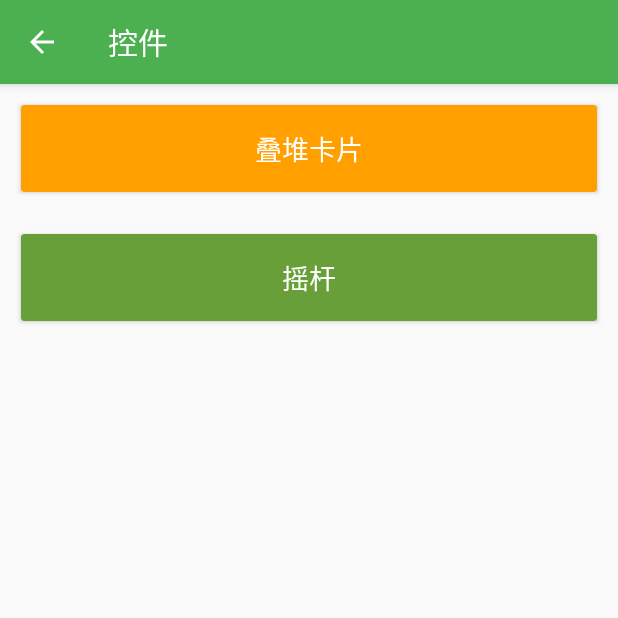
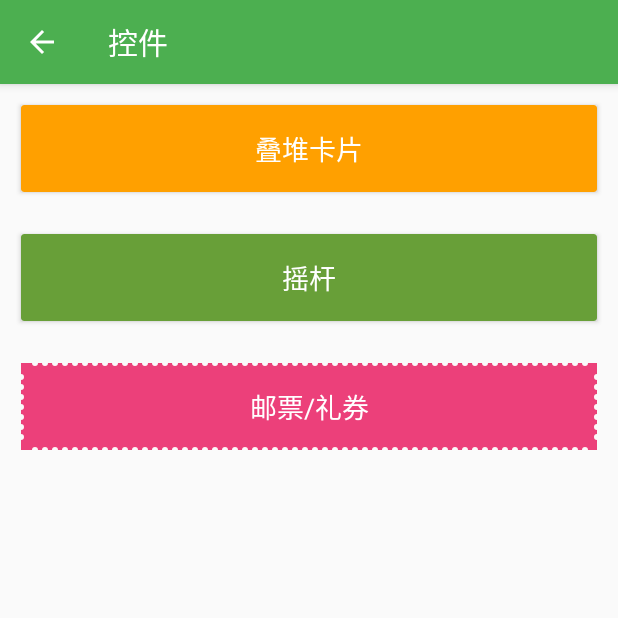
Before and after one commit to zkywalker/zky, an Android app: the MainActivity screen opened directly, with no data from a screen before it, after a tap on "控件", on a phone screen of 412 x 824 dp, the top half of it. Run offline under Robolectric (Android 15) with nearby library versions, the phone set to English and light mode, and no system bars; our stand-ins replace ButterKnife; 1 other tap on this screen came first.

Commit message:
stamp view归档

```diff
--- a/app/src/main/java/org/zky/zky/widget/StampView.java
+++ b/app/src/main/java/org/zky/zky/widget/StampView.java
@@ -2,7 +2,6 @@ package org.zky.zky.widget;
 
 import android.content.Context;
 import android.graphics.Canvas;
-import android.graphics.Color;
 import android.graphics.Paint;
 import android.graphics.Path;
 import android.support.annotation.AttrRes;
@@ -11,9 +10,9 @@ import android.support.annotation.Nullable;
 import android.util.AttributeSet;
 import android.util.Log;
 import android.util.TypedValue;
-import android.view.View;
 import android.widget.FrameLayout;
-import android.widget.RelativeLayout;
+
+import org.zky.zky.R;
 
 /**
  * 邮票视图
@@ -26,19 +25,15 @@ public class StampView extends FrameLayout{
 
     private Paint mPaint;
 
-    private int defaultWidth = 300;
-
-    private int defaultHeight = 120;
-
     private int mWidth;
 
     private int mHeight;
 
     //半圆间隔
-    private int space = 20;
+    private int space = 3;
 
     //半圆半径
-    private int radius = 16;
+    private int radius = 2;
 
     private int circleNumH ;
 
@@ -70,38 +65,10 @@ public class StampView extends FrameLayout{
         mPaint = new Paint(Paint.ANTI_ALIAS_FLAG);
 //        mPaint.setAlpha(0);
         mPaint.setStyle(Paint.Style.FILL);
-        mPaint.setColor(Color.GREEN);
+        mPaint.setColor(getResources().getColor(R.color.three));
 //        mPaint.setStrokeWidth(4);
-
-    }
-
-//    @Override
-//    protected void onMeasure(int widthMeasureSpec, int heightMeasureSpec) {
-//        mWidth = MeasureWidth(widthMeasureSpec);
-//        mHeight = MeasureHeight(heightMeasureSpec);
-//        setMeasuredDimension(mWidth,mHeight);
-//    }
-
-    private int MeasureWidth(int measureSpec) {
-        int mode = MeasureSpec.getMode(measureSpec);
-        int width = MeasureSpec.getSize(measureSpec);
-        if (mode == MeasureSpec.EXACTLY){
-            return width;
-        }else if (mode == MeasureSpec.AT_MOST){
-            return Math.min(width, dp2px(mContext, defaultWidth));
-        }
-        return defaultWidth;
-    }
-
-    private int MeasureHeight(int measureSpec) {
-        int mode = MeasureSpec.getMode(measureSpec);
-        int height = MeasureSpec.getSize(measureSpec);
-        if (mode == MeasureSpec.EXACTLY){
-            return height;
-        }else if (mode == MeasureSpec.AT_MOST){
-            return Math.min(height, dp2px(mContext, defaultHeight));
-        }
-        return defaultHeight;
+        radius = dp2px(context,radius);
+        space = dp2px(context,space);
     }
 
     @Override
@@ -172,7 +139,7 @@ public class StampView extends FrameLayout{
         for (int i = 0;i<circleNumH;i++){
             float startY = space+radius+remainH/2+(space+radius*2)*i;
             path.lineTo(0,startY);
-            path.arcTo(0-radius,startY,0+radius,startY+2*radius,90,-180,true);
+            path.arcTo(0-radius,startY,radius,startY+2*radius,90,-180,true);
             path.moveTo(0,startY+2*radius);
             if (i==circleNumH-1){
                 path.lineTo(0,mHeight);
--- a/app/src/main/res/layout/activity_widget.xml
+++ b/app/src/main/res/layout/activity_widget.xml
@@ -57,6 +57,21 @@
                 android:textSize="18sp" />
         </android.support.v7.widget.CardView>
 
+        <org.zky.zky.widget.StampView
+            style="@style/CardViewMain"
+            android:background="@android:color/transparent"
+            >
+
+            <TextView
+                android:layout_width="match_parent"
+                android:layout_height="wrap_content"
+                android:gravity="center"
+                android:padding="15dp"
+                android:text="@string/stamp"
+                android:textColor="@color/text"
+                android:textSize="18sp" />
+        </org.zky.zky.widget.StampView>
+
     </LinearLayout>
 
 
--- a/app/src/main/res/layout/content_main.xml
+++ b/app/src/main/res/layout/content_main.xml
@@ -20,6 +20,7 @@
         android:layout_height="100dp"
         android:outlineProvider="bounds"
         android:background="@android:color/transparent"
+        android:elevation="5dp"
         >
         <ImageView
             android:layout_width="match_parent"
--- a/app/src/main/res/values/strings.xml
+++ b/app/src/main/res/values/strings.xml
@@ -119,5 +119,6 @@
     <string name="key_intro">key_introduction</string>
     <string name="pref_title_intro">介绍页面</string>
     <string name="defaultIntroductionActivity">defaultIntroductionActivity</string>
+    <string name="stamp">邮票/礼券</string>
 
 </resources>
```
